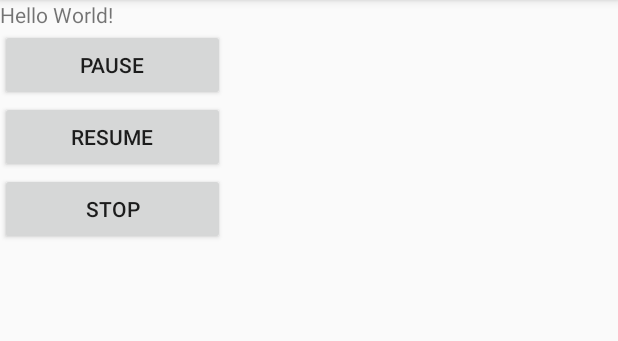
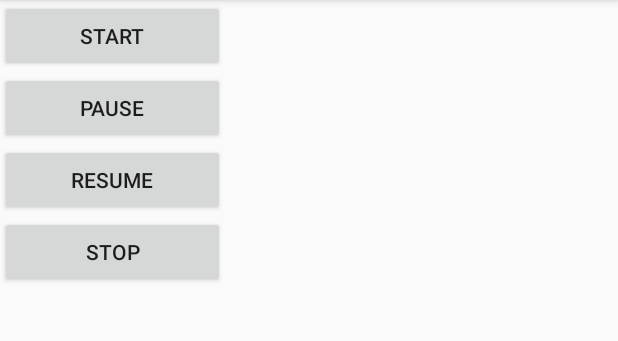
Before and after one commit to kcufow/TorrentLib, an Android app: the screen it shows after launch (MainActivity), on a phone screen of 412 x 824 dp, the part 84-425 px from its top. Run offline under Robolectric (Android 15) with nearby library versions, the phone set to English and light mode, and no system bars.

```diff
--- a/app/build.gradle
+++ b/app/build.gradle
@@ -16,6 +16,12 @@ android {
             proguardFiles getDefaultProguardFile('proguard-android.txt'), 'proguard-rules.pro'
         }
     }
+    lintOptions {
+        checkReleaseBuilds false
+        // Or, if you prefer, you can continue to check for errors in release builds,
+        // but continue the build even when errors are found:
+        abortOnError false
+    }
 }
 
 dependencies {
--- a/app/src/main/AndroidManifest.xml
+++ b/app/src/main/AndroidManifest.xml
@@ -1,6 +1,7 @@
 <?xml version="1.0" encoding="utf-8"?>
 <manifest xmlns:android="http://schemas.android.com/apk/res/android"
-    package="com.kcufow.torrentlib">
+    package="com.kcufow.torrentlib"
+   >
     <uses-permission android:name="android.permission.WRITE_EXTERNAL_STORAGE"/>
     <uses-permission android:name="android.permission.READ_EXTERNAL_STORAGE"/>
     <uses-permission android:name="android.permission.INTERNET"/>
--- a/app/src/main/java/com/kcufow/torrentlib/MainActivity.java
+++ b/app/src/main/java/com/kcufow/torrentlib/MainActivity.java
@@ -1,5 +1,10 @@
 package com.kcufow.torrentlib;
 
+import android.Manifest;
+import android.content.pm.PackageManager;
+import android.os.Build;
+import android.support.annotation.NonNull;
+import android.support.v4.app.ActivityCompat;
 import android.support.v7.app.AppCompatActivity;
 import android.os.Bundle;
 import android.util.Log;
@@ -11,8 +16,11 @@ import com.ldw.torrentclient.Callback;
 import com.ldw.torrentclient.Request;
 import com.ldw.torrentclient.TorrentClient;
 
+import java.io.File;
+
 public class MainActivity extends AppCompatActivity implements View.OnClickListener {
     private static final String TAG = "MainActivity";
+    private static final int CODE_REQUEST_PERMISSION = 100;
     private TorrentClient mClient;
     private Call mCall;
     private float preProgress;
@@ -22,17 +30,57 @@ public class MainActivity extends AppCompatActivity implements View.OnClickListe
         super.onCreate(savedInstanceState);
         setContentView(R.layout.activity_main);
         initView();
+        initPermission();
+//        initData();
+    }
 
-        initData();
+    private void initPermission() {
+        if (Build.VERSION.SDK_INT<Build.VERSION_CODES.M)return;
+        if (ActivityCompat.checkSelfPermission(this,Manifest.permission.WRITE_EXTERNAL_STORAGE)
+                !=PackageManager.PERMISSION_GRANTED){
+
+            requestPermissions(new String[]{Manifest.permission.WRITE_EXTERNAL_STORAGE
+                    ,Manifest.permission.READ_EXTERNAL_STORAGE},CODE_REQUEST_PERMISSION);
+
+        }else {
+            createFile();
+        }
+
+    }
+
+    private void createFile() {
+        File file = new File("/mnt/media_rw/sda1/dcp/torrent/test");
+        if (!file.exists()){
+            if (!file.mkdirs()){
+                Log.e(TAG, "file 创建失败 " );
+            }
+        }
+    }
+
+    @Override
+    public void onRequestPermissionsResult(int requestCode, @NonNull String[] permissions
+            , @NonNull int[] grantResults) {
+
+        if (requestCode == CODE_REQUEST_PERMISSION){
+
+            if (grantResults.length>0 && grantResults[0]==PackageManager.PERMISSION_GRANTED){
+               createFile();
+            }
+        }
+
+
+        super.onRequestPermissionsResult(requestCode, permissions, grantResults);
     }
 
     private void initView() {
         Button pause = (Button) findViewById(R.id.btn_pause);
         Button resum = (Button) findViewById(R.id.btn_resume);
         Button stop = (Button) findViewById(R.id.btn_stop);
+        Button start = (Button) findViewById(R.id.btn_start);
         pause.setOnClickListener(this);
         resum.setOnClickListener(this);
         stop.setOnClickListener(this);
+        start.setOnClickListener(this);
 
     }
 
@@ -41,7 +89,7 @@ public class MainActivity extends AppCompatActivity implements View.OnClickListe
 
         Request request = new Request.Builder()
                 .url("http://192.168.1.131/video/fengrenjiledui.mp4.torrent")
-                .savePath("/sdcard/torrent")
+                .savePath("/mnt/media_rw/sda1/dcp/torrent")
                 .savedFileName("gongfuxiongmao3.mp4")
                 .build();
         mCall = mClient.newCall(request);
@@ -108,6 +156,10 @@ public class MainActivity extends AppCompatActivity implements View.OnClickListe
     @Override
     public void onClick(View v) {
         switch (v.getId()){
+
+            case R.id.btn_start:
+             initData();
+                break;
             case R.id.btn_pause:
                 if (mCall != null) {
                     mCall.pause();
--- a/app/src/main/res/layout/activity_main.xml
+++ b/app/src/main/res/layout/activity_main.xml
@@ -7,14 +7,13 @@
     android:orientation="vertical"
     tools:context=".MainActivity">
 
-    <TextView
+    <Button
+        android:id="@+id/btn_start"
         android:layout_width="wrap_content"
         android:layout_height="wrap_content"
-        android:text="Hello World!"
-        app:layout_constraintBottom_toBottomOf="parent"
-        app:layout_constraintLeft_toLeftOf="parent"
-        app:layout_constraintRight_toRightOf="parent"
-        app:layout_constraintTop_toTopOf="parent" />
+        android:minWidth="150dp"
+        android:text="start"
+         />
 
     <Button
         android:id="@+id/btn_pause"
--- a/torrentclient/src/main/java/com/ldw/torrentclient/RealCall.java
+++ b/torrentclient/src/main/java/com/ldw/torrentclient/RealCall.java
@@ -195,6 +195,7 @@ public class RealCall implements Call {
 
         private void onFinish() {
             mCurrentStatus = STATUS_FINISH;
+            mSignal.countDown();
             if (callback != null) {
                 callback.onCompleted(mRequest);
             }
```
